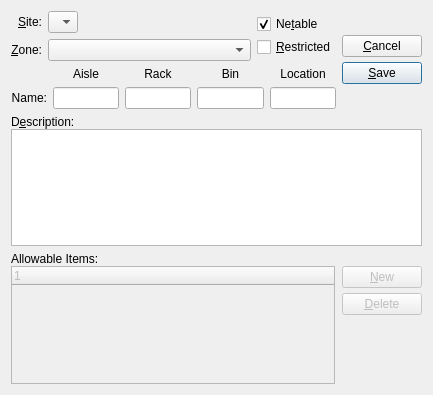
The window that xtuple/trunk/guiclient/location.ui (WooodHead/xtuple) describes before a commit, drawn with Qt 5.
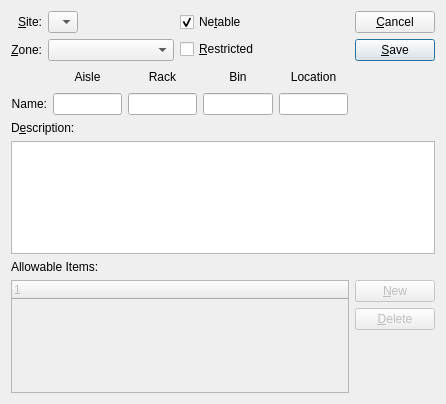
The same window after the commit. Custom widgets are drawn as their Qt base class.

Commit message: bug #17344 - calling QWidget::setFocus() in constructors and ::set() methods confuses the QMdiArea's subwindow handling. tweak a few window layouts to make them resize better.

What changed in the file:
```diff
--- a/xtuple/trunk/guiclient/location.ui
+++ b/xtuple/trunk/guiclient/location.ui
@@ -13,33 +13,17 @@
    <rect>
     <x>0</x>
     <y>0</y>
-    <width>433</width>
-    <height>395</height>
+    <width>446</width>
+    <height>404</height>
    </rect>
   </property>
   <property name="windowTitle">
    <string>Location</string>
   </property>
   <layout class="QGridLayout">
-   <item row="0" column="0">
+   <item row="0" column="0" colspan="2">
     <layout class="QGridLayout">
-     <item row="1" column="0">
-      <widget class="QLabel" name="_zoneLit">
-       <property name="text">
-        <string>&amp;Zone:</string>
-       </property>
-       <property name="alignment">
-        <set>Qt::AlignRight|Qt::AlignTrailing|Qt::AlignVCenter</set>
-       </property>
-       <property name="margin">
-        <number>3</number>
-       </property>
-       <property name="buddy">
-        <cstring>_whsezone</cstring>
-       </property>
-      </widget>
-     </item>
-     <item row="1" column="1">
+     <item row="1" column="1" colspan="3">
       <widget class="XComboBox" name="_whsezone"/>
      </item>
      <item row="0" column="0">
@@ -58,9 +42,23 @@
        </property>
       </widget>
      </item>
-     <item row="0" column="1">
-      <layout class="QHBoxLayout">
-       <item>
+     <item row="0" column="3">
+      <spacer>
+       <property name="orientation">
+        <enum>Qt::Horizontal</enum>
+       </property>
+       <property name="sizeType">
+        <enum>QSizePolicy::Expanding</enum>
+       </property>
+       <property name="sizeHint" stdset="0">
+        <size>
+         <width>71</width>
+         <height>20</height>
+        </size>
+       </property>
+      </spacer>
+     </item>
+     <item row="0" column="1" colspan="2">
         <widget class="WComboBox" name="_warehouse">
          <property name="type">
           <enum>WComboBox::NonTransit</enum>
@@ -77,31 +75,24 @@
          </item>
         </widget>
        </item>
-       <item>
-        <spacer>
-         <property name="orientation">
-          <enum>Qt::Horizontal</enum>
-         </property>
-         <property name="sizeType">
-          <enum>QSizePolicy::Expanding</enum>
-         </property>
-         <property name="sizeHint" stdset="0">
-          <size>
-           <width>71</width>
-           <height>20</height>
-          </size>
-         </property>
-        </spacer>
-       </item>
-      </layout>
-     </item>
-    </layout>
-   </item>
-   <item row="0" column="1">
+     <item row="1" column="0">
+      <widget class="QLabel" name="_zoneLit">
+       <property name="text">
+        <string>&amp;Zone:</string>
+       </property>
+       <property name="alignment">
+        <set>Qt::AlignRight|Qt::AlignTrailing|Qt::AlignVCenter</set>
+       </property>
+       <property name="margin">
+        <number>3</number>
+       </property>
+       <property name="buddy">
+        <cstring>_whsezone</cstring>
+       </property>
+      </widget>
+     </item>
+     <item row="0" column="4" rowspan="2">
     <layout class="QVBoxLayout">
-     <property name="spacing">
-      <number>0</number>
-     </property>
      <item>
       <widget class="QCheckBox" name="_netable">
        <property name="text">
@@ -137,46 +128,14 @@
      </item>
     </layout>
    </item>
-   <item row="0" column="2" rowspan="2">
-    <layout class="QVBoxLayout">
-     <property name="spacing">
-      <number>0</number>
-     </property>
-     <item>
-      <layout class="QVBoxLayout">
-       <property name="spacing">
-        <number>5</number>
-       </property>
-       <item>
-        <widget class="QPushButton" name="_close">
-         <property name="text">
-          <string>&amp;Cancel</string>
-         </property>
-        </widget>
-       </item>
-       <item>
-        <widget class="QPushButton" name="_save">
-         <property name="text">
-          <string>&amp;Save</string>
-         </property>
-         <property name="default">
-          <bool>true</bool>
-         </property>
-        </widget>
-       </item>
-      </layout>
-     </item>
-     <item>
-      <spacer>
+     <item row="0" column="5">
+      <spacer name="horizontalSpacer_2">
        <property name="orientation">
-        <enum>Qt::Vertical</enum>
-       </property>
-       <property name="sizeType">
-        <enum>QSizePolicy::Preferred</enum>
+        <enum>Qt::Horizontal</enum>
        </property>
        <property name="sizeHint" stdset="0">
         <size>
-         <width>10</width>
+         <width>0</width>
          <height>0</height>
         </size>
        </property>
@@ -291,13 +250,23 @@
        </property>
       </widget>
      </item>
+     <item row="0" column="5">
+      <spacer name="horizontalSpacer">
+       <property name="orientation">
+        <enum>Qt::Horizontal</enum>
+       </property>
+       <property name="sizeHint" stdset="0">
+        <size>
+         <width>40</width>
+         <height>20</height>
+        </size>
+       </property>
+      </spacer>
+     </item>
     </layout>
    </item>
    <item row="2" column="0" colspan="3">
     <layout class="QVBoxLayout">
-     <property name="spacing">
-      <number>0</number>
-     </property>
      <item>
       <widget class="QLabel" name="_descriptionLit">
        <property name="text">
@@ -322,9 +291,6 @@
    </item>
    <item row="3" column="0" colspan="3">
     <layout class="QVBoxLayout">
-     <property name="spacing">
-      <number>0</number>
-     </property>
      <item>
       <widget class="QLabel" name="_allowableItemsLit">
        <property name="text">
@@ -334,9 +300,6 @@
      </item>
      <item>
       <layout class="QHBoxLayout">
-       <property name="spacing">
-        <number>7</number>
-       </property>
        <item>
         <widget class="XTreeWidget" name="_locitem">
          <property name="enabled">
@@ -358,14 +321,6 @@
        </item>
        <item>
         <layout class="QVBoxLayout">
-         <property name="spacing">
-          <number>0</number>
-         </property>
-         <item>
-          <layout class="QVBoxLayout">
-           <property name="spacing">
-            <number>5</number>
-           </property>
            <item>
             <widget class="QPushButton" name="_new">
              <property name="enabled">
@@ -386,8 +341,6 @@
              </property>
             </widget>
            </item>
-          </layout>
-         </item>
          <item>
           <spacer>
            <property name="orientation">
@@ -410,6 +363,40 @@
      </item>
     </layout>
    </item>
+   <item row="0" column="2" rowspan="2">
+    <layout class="QVBoxLayout">
+     <item>
+      <widget class="QPushButton" name="_close">
+       <property name="text">
+        <string>&amp;Cancel</string>
+       </property>
+      </widget>
+     </item>
+     <item>
+      <widget class="QPushButton" name="_save">
+       <property name="text">
+        <string>&amp;Save</string>
+       </property>
+       <property name="default">
+        <bool>true</bool>
+       </property>
+      </widget>
+     </item>
+     <item>
+      <spacer>
+       <property name="orientation">
+        <enum>Qt::Vertical</enum>
+       </property>
+       <property name="sizeHint" stdset="0">
+        <size>
+         <width>0</width>
+         <height>0</height>
+        </size>
+       </property>
+      </spacer>
+     </item>
+    </layout>
+   </item>
   </layout>
  </widget>
  <layoutdefault spacing="6" margin="11"/>
```
Left out of the diff: 6 changed lines with no effect on the pictures. Lines whose indentation alone changed are shown as unchanged. The commit also changes 66 other files.
